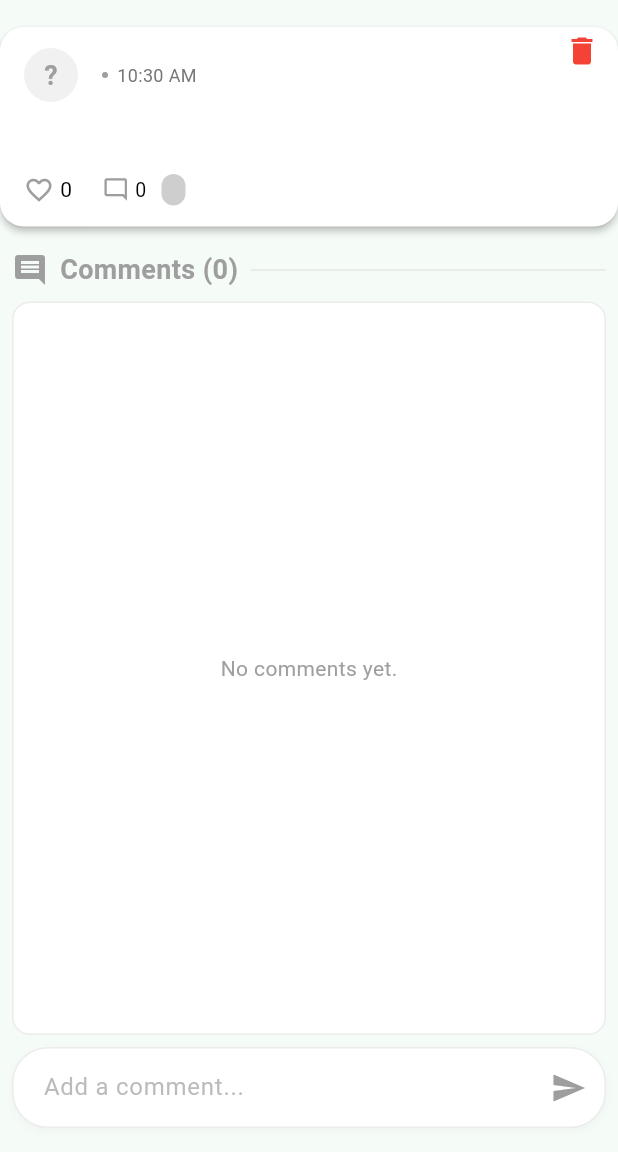
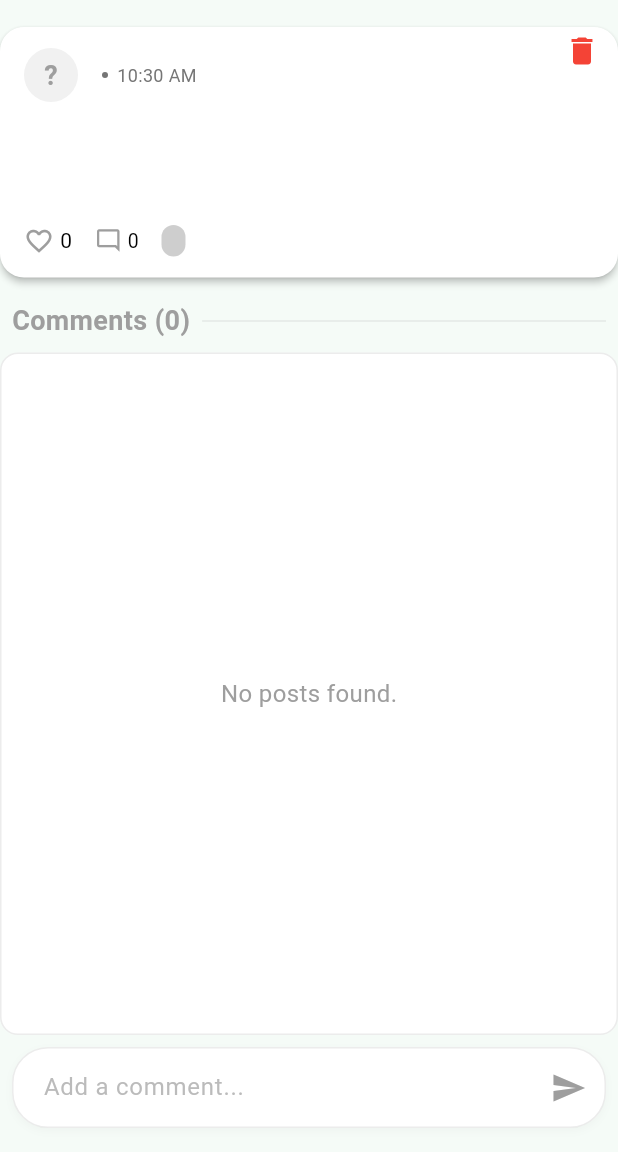
Before and after one commit to blakeotto57/treehouse, a Flutter app: the UserPostPage screen opened directly with empty values, on a phone screen of 412 x 824 dp, the part 84-1236 px from its top. Run offline on Flutter 3.47's test engine with Material 3 defaults, Android fonts, the phone set to English and light mode, and no system bars; our stand-ins replace cloud_firestore, emoji_picker_flutter, firebase_auth, firebase_core, firebase_storage, flutter_svg and 3 more; missing offline and left inert: firebase_app_check; accounts and stored records are empty; Roboto replaces fonts that are missing (Helvetica).

Commit message:
improving user post UI and added back button

```diff
--- a/lib/components/drawer.dart
+++ b/lib/components/drawer.dart
@@ -22,7 +22,7 @@ Widget customDrawer(BuildContext context) {
         children: [
           Container(
             decoration: BoxDecoration(
-              color: Color(0xFF386A53),
+              color: Color(0xFF2E573A), // Darker green for better contrast
               borderRadius: const BorderRadius.only(
                 topRight: Radius.circular(24),
               ),
@@ -32,7 +32,7 @@ Widget customDrawer(BuildContext context) {
               child: const Text(
                 "Discussion Categories",
                 style: TextStyle(
-                  color: Colors.white,
+                  color: Colors.white, // High contrast with the background
                   fontWeight: FontWeight.w800,
                   fontSize: 26,
                 ),
--- a/lib/components/user_post.dart
+++ b/lib/components/user_post.dart
@@ -8,21 +8,21 @@ import 'package:treehouse/models/user_post_page.dart';
 class UserPost extends StatelessWidget {
   final String message;
   final String user; // username
-  final String postId;
   final List<String> likes;
   final Timestamp timestamp;
   final String category;
   final Color forumIconColor;
+  final String title; // Added title property
 
   const UserPost({
     Key? key,
     required this.message,
     required this.user,
-    required this.postId,
     required this.likes,
     required this.timestamp,
     required this.category,
     required this.forumIconColor,
+    required this.title, // Added title property
   }) : super(key: key);
 
   @override
@@ -33,7 +33,7 @@ class UserPost extends StatelessWidget {
     return StreamBuilder<DocumentSnapshot>(
       stream: FirebaseFirestore.instance
           .collection(category)
-          .doc(postId)
+          .doc(title) // Use title as the document ID
           .snapshots(),
       builder: (context, snapshot) {
         if (!snapshot.hasData || !snapshot.data!.exists) {
@@ -69,12 +69,16 @@ class UserPost extends StatelessWidget {
                         UserPostPage(
                       post: this,
                       categoryColor: forumIconColor,
+                      firestoreCollection: category,
                     ),
                     transitionDuration: Duration.zero,
                     reverseTransitionDuration: Duration.zero,
                   ),
                 );
               },
+              splashColor: Colors.transparent,
+              highlightColor: Colors.transparent,
+              hoverColor: Colors.transparent,
               child: Card(
                 color: Theme.of(context).brightness == Brightness.dark
                     ? Colors.grey[900]
@@ -84,12 +88,34 @@ class UserPost extends StatelessWidget {
                 shape: RoundedRectangleBorder(
                     borderRadius: BorderRadius.circular(16)),
                 child: Padding(
-                  padding: const EdgeInsets.symmetric(horizontal: 16, vertical: 14),
+                  padding:
+                      const EdgeInsets.symmetric(horizontal: 16, vertical: 14),
                   child: Column(
                     crossAxisAlignment: CrossAxisAlignment.start,
                     children: [
                       // Top row: avatar, username, dot, timestamp
                       Row(
+                        children: [
+                          InkWell(
+                            onTap: () {
+                              Navigator.push(
+                                context,
+                                PageRouteBuilder(
+                                  pageBuilder:
+                                      (context, animation1, animation2) =>
+                                          OtherUsersProfilePage(
+                                    username: user,
+                                  ),
+                                  transitionDuration: Duration.zero,
+                                  reverseTransitionDuration: Duration.zero,
+                                ),
+                              );
+                            },
+                            splashColor: Colors.transparent,
+                            highlightColor: Colors.transparent,
+                            hoverColor: Colors.transparent,
+                            child: Row(
+                              mainAxisSize: MainAxisSize.min,
                               children: [
                                 // Profile picture with fallback to initial
                                 FutureBuilder<QuerySnapshot>(
@@ -100,19 +126,28 @@ class UserPost extends StatelessWidget {
                                       .get(),
                                   builder: (context, userSnapshot) {
                                     String? photoUrl;
-                              if (userSnapshot.hasData && userSnapshot.data!.docs.isNotEmpty) {
-                                final userData = userSnapshot.data!.docs.first.data() as Map<String, dynamic>;
-                                photoUrl = userData['profileImageUrl'] as String?;
+                                    if (userSnapshot.hasData &&
+                                        userSnapshot.data!.docs.isNotEmpty) {
+                                      final userData =
+                                          userSnapshot.data!.docs.first.data()
+                                              as Map<String, dynamic>;
+                                      photoUrl = userData['profileImageUrl']
+                                          as String?;
                                     }
                                     return CircleAvatar(
-                                backgroundColor: forumIconColor.withOpacity(0.15),
+                                      backgroundColor:
+                                          forumIconColor.withOpacity(0.15),
                                       radius: 18,
-                                backgroundImage: photoUrl != null && photoUrl.isNotEmpty
+                                      backgroundImage: photoUrl != null &&
+                                              photoUrl.isNotEmpty
                                           ? NetworkImage(photoUrl)
                                           : null,
-                                child: (photoUrl == null || photoUrl.isEmpty)
+                                      child:
+                                          (photoUrl == null || photoUrl.isEmpty)
                                               ? Text(
-                                        user.isNotEmpty ? user[0].toUpperCase() : '?',
+                                                  user.isNotEmpty
+                                                      ? user[0].toUpperCase()
+                                                      : '?',
                                                   style: TextStyle(
                                                     color: forumIconColor,
                                                     fontWeight: FontWeight.bold,
@@ -124,17 +159,15 @@ class UserPost extends StatelessWidget {
                                   },
                                 ),
                                 const SizedBox(width: 10),
-                          Expanded(
-                            child: Row(
-                              children: [
                                 Text(
                                   user,
                                   style: TextStyle(
-                                    fontWeight: FontWeight.bold,
-                                    fontSize: 15,
-                                    color: Theme.of(context).brightness == Brightness.dark
-                                        ? Colors.white
-                                        : Colors.black,
+                                    fontWeight: FontWeight.normal,
+                                    fontSize: 12,
+                                    color: Colors.grey[800],
+                                  ),
+                                ),
+                              ],
                             ),
                           ),
                           const SizedBox(width: 6),
@@ -143,7 +176,7 @@ class UserPost extends StatelessWidget {
                             width: 4,
                             height: 4,
                             decoration: BoxDecoration(
-                                    color: Colors.grey[500],
+                              color: Colors.grey[600],
                               shape: BoxShape.circle,
                             ),
                           ),
@@ -158,10 +191,19 @@ class UserPost extends StatelessWidget {
                           ),
                         ],
                       ),
+                      const SizedBox(height: 12),
+                      // Post title
+                      Text(
+                        title,
+                        style: TextStyle(
+                          fontSize: 18,
+                          fontWeight: FontWeight.bold,
+                          color: Theme.of(context).brightness == Brightness.dark
+                              ? Colors.white
+                              : Colors.black,
                         ),
-                        ],
                       ),
-                      const SizedBox(height: 12),
+                      const SizedBox(height: 8), // Spacing between title and body
                       // Message body
                       Text(
                         message,
@@ -181,8 +223,11 @@ class UserPost extends StatelessWidget {
                             child: Row(
                               children: [
                                 Icon(
-                                  isLiked ? Icons.favorite : Icons.favorite_border,
-                                  color: isLiked ? Colors.redAccent : Colors.grey,
+                                  isLiked
+                                      ? Icons.favorite
+                                      : Icons.favorite_border,
+                                  color:
+                                      isLiked ? Colors.redAccent : Colors.grey,
                                   size: 20,
                                 ),
                                 const SizedBox(width: 4),
@@ -190,7 +235,8 @@ class UserPost extends StatelessWidget {
                                   likes.length.toString(),
                                   style: TextStyle(
                                     fontSize: 14,
-                                    color: Theme.of(context).brightness == Brightness.dark
+                                    color: Theme.of(context).brightness ==
+                                            Brightness.dark
                                         ? Colors.white
                                         : Colors.black,
                                   ),
@@ -198,7 +244,7 @@ class UserPost extends StatelessWidget {
                               ],
                             ),
                           ),
-                          const SizedBox(width: 20),
+                          const SizedBox(width: 15),
                           Icon(
                             Icons.mode_comment_outlined,
                             color: Colors.grey,
@@ -210,18 +256,20 @@ class UserPost extends StatelessWidget {
                             comments.length.toString(),
                             style: TextStyle(
                               fontSize: 13,
-                              color: Theme.of(context).brightness == Brightness.dark
+                              color: Theme.of(context).brightness ==
+                                      Brightness.dark
                                   ? Colors.white
                                   : Colors.black,
                             ),
                           ),
                           // Category flair moved here
-                          const SizedBox(width: 10),
+                          const SizedBox(width: 15),
                           Container(
                             padding: const EdgeInsets.symmetric(
                                 horizontal: 8, vertical: 2),
                             decoration: BoxDecoration(
-                              color: Color.lerp(forumIconColor, Colors.white, 0.5),
+                              color:
+                                  Color.lerp(forumIconColor, Colors.white, 0.5),
                               borderRadius: BorderRadius.circular(8),
                             ),
                             child: Text(
@@ -259,17 +307,18 @@ class UserPost extends StatelessWidget {
   }
 
   void toggleLike(List<String> likes, bool isLiked) {
-    DocumentReference postRef = FirebaseFirestore.instance
-        .collection(category)
-        .doc(postId);
+    DocumentReference postRef =
+        FirebaseFirestore.instance.collection(category).doc(title);
 
     if (isLiked) {
       postRef.update({
-        "likes": FieldValue.arrayRemove([FirebaseAuth.instance.currentUser!.email]),
+        "likes":
+            FieldValue.arrayRemove([FirebaseAuth.instance.currentUser!.email]),
       });
     } else {
       postRef.update({
-        "likes": FieldValue.arrayUnion([FirebaseAuth.instance.currentUser!.email]),
+        "likes":
+            FieldValue.arrayUnion([FirebaseAuth.instance.currentUser!.email]),
       });
     }
   }
@@ -333,15 +382,3 @@ class _CommentInputState extends State<_CommentInput> {
     );
   }
 }
-
-Widget buildUserPost(BuildContext context, bool isPostAndCommentsPage) {
-  return Padding(
-    padding: const EdgeInsets.all(8.0),
-    child: Container(
-      decoration: BoxDecoration(
-        borderRadius: BorderRadius.circular(12),
-        color: Colors.white.withOpacity(0.15),
-      ),
-    ),
-  );
-}
--- a/lib/models/category_forurm.dart
+++ b/lib/models/category_forurm.dart
@@ -599,7 +599,7 @@ class _CategoryForumPageState extends State<CategoryForumPage> {
                             return UserPost(
                               message: post["body_text"] ?? '',
                               user: post["username"] ?? '',
-                              postId: post["title"] ?? '',
+                              title: post["title"] ?? '',
                               likes: List<String>.from(post["likes"] ?? []),
                               timestamp: post["timestamp"] ?? Timestamp.now(),
                               category: widget.firestoreCollection,
--- a/lib/models/user_post_page.dart
+++ b/lib/models/user_post_page.dart
@@ -8,46 +8,44 @@ import '../components/user_post.dart';
 class UserPostPage extends StatelessWidget {
   final UserPost post;
   final Color categoryColor;
+  final String firestoreCollection;
 
   const UserPostPage({
     super.key,
     required this.post,
     required this.categoryColor,
+    required this.firestoreCollection,
   });
 
   @override
   Widget build(BuildContext context) {
     final isDark = Theme.of(context).brightness == Brightness.dark;
     final pastelGreen = const Color(0xFFF5FBF7);
-    final darkCard = const Color(0xFF232323);
     final darkBackground = const Color(0xFF181818);
 
+    // Stub search query variable (adjust if dynamic search is needed)
+    final searchQuery = '';
 
     return Scaffold(
       backgroundColor: isDark ? darkBackground : pastelGreen,
       drawer: customDrawer(context),
       appBar: const Navbar(),
       body: Center(
-
         child: ConstrainedBox(
           constraints: const BoxConstraints(maxWidth: 600),
           child: Column(
             children: [
-
               const SizedBox(height: 10),
-
               post,
               const SizedBox(height: 8),
               Padding(
                 padding: const EdgeInsets.symmetric(horizontal: 8.0),
                 child: Row(
                   children: [
-                    Icon(Icons.comment, color: categoryColor),
-                    const SizedBox(width: 8),
                     StreamBuilder<QuerySnapshot>(
                       stream: FirebaseFirestore.instance
-                          .collection("personal_care_posts")
-                          .doc(post.postId)
+                          .collection(firestoreCollection)
+                          .doc(post.title)
                           .collection("comments")
                           .snapshots(),
                       builder: (context, snapshot) {
@@ -58,9 +56,7 @@ class UserPostPage extends StatelessWidget {
                           style: TextStyle(
                             fontWeight: FontWeight.bold,
                             fontSize: 18,
-                            color: isDark
-                                ? Colors.white
-                                : categoryColor,
+                            color: isDark ? Colors.white : categoryColor,
                           ),
                         );
                       },
@@ -79,105 +75,71 @@ class UserPostPage extends StatelessWidget {
               Expanded(
                 child: Container(
                   decoration: BoxDecoration(
-                    color: isDark
-                        ? Colors.grey[900]
-                        : Colors.white,
+                    color: isDark ? Colors.grey[900] : Colors.white,
                     borderRadius: BorderRadius.circular(12),
                     border: Border.all(color: categoryColor.withOpacity(0.2)),
                   ),
-                  margin: const EdgeInsets.symmetric(horizontal: 8),
                   child: StreamBuilder<QuerySnapshot>(
                     stream: FirebaseFirestore.instance
-                        .collection("personal_care_posts")
-                        .doc(post.postId)
-                        .collection("comments")
-                        .orderBy("created on", descending: true)
+                        .collection(firestoreCollection)
+                        .orderBy("timestamp", descending: true)
                         .snapshots(),
                     builder: (context, snapshot) {
-                      if (!snapshot.hasData) {
-                        return const Center(child: CircularProgressIndicator());
-                      }
-                      final comments = snapshot.data!.docs;
-                      if (comments.isEmpty) {
-                        return Center(
+                      if (snapshot.hasData) {
+                        final docs = snapshot.data!.docs;
+                        final filteredPosts = docs.where((doc) {
+                          final data = doc.data() as Map<String, dynamic>;
+                          return searchQuery.isEmpty ||
+                              (data["body_text"] ?? "")
+                                  .toString()
+                                  .toLowerCase()
+                                  .contains(searchQuery.toLowerCase());
+                        }).toList();
+
+                        if (filteredPosts.isEmpty) {
+                          return const Center(
                             child: Text(
-                            "No comments yet.",
-                            style: TextStyle(color: categoryColor),
+                              "No posts found.",
+                              style: TextStyle(color: Colors.grey, fontSize: 16),
                             ),
                           );
                         }
+
                         return ListView.separated(
                           padding: const EdgeInsets.symmetric(vertical: 8),
-                        itemCount: comments.length,
+                          itemCount: filteredPosts.length,
                           separatorBuilder: (context, index) =>
-                            Divider(height: 1, color: categoryColor.withOpacity(0.1)),
+                              const SizedBox(height: 8),
                           itemBuilder: (context, index) {
-                          final commentData = comments[index].data() as Map<String, dynamic>;
-                          final commentText = commentData['comment'] ?? '';
-                          final commentBy = commentData['comment by'] ?? 'Unknown';
-                          final timestamp = commentData['created on'] as Timestamp?;
-                          final date = timestamp != null ? DateTime.fromMillisecondsSinceEpoch(timestamp.millisecondsSinceEpoch) : null;
-
-                          return Container(
-                            margin: const EdgeInsets.symmetric(horizontal: 8, vertical: 4),
-                            padding: const EdgeInsets.all(12),
-                            decoration: BoxDecoration(
-                              color: isDark
-                                  ? categoryColor.withOpacity(0.10)
-                                  : categoryColor.withOpacity(0.04),
-                              borderRadius: BorderRadius.circular(10),
-                            ),
-                            child: Column(
-                              crossAxisAlignment: CrossAxisAlignment.start,
-                              children: [
-                                Text(
-                                  commentText,
-                                  style: TextStyle(
-                                    fontSize: 16,
-                                    color: isDark ? Colors.white : Colors.black87,
-                                  ),
-                                ),
-                                const SizedBox(height: 6),
-                                Row(
-                                  children: [
-                                    Icon(Icons.person, size: 16, color: categoryColor.withOpacity(0.7)),
-                                    const SizedBox(width: 4),
-                                    Text(
-                                      commentBy,
-                                      style: TextStyle(
-                                        fontSize: 13,
-                                        color: categoryColor.withOpacity(0.8),
-                                        fontWeight: FontWeight.w500,
-                                      ),
-                                    ),
-                                    const SizedBox(width: 12),
-                                    Icon(Icons.access_time, size: 14, color: categoryColor.withOpacity(0.6)),
-                                    const SizedBox(width: 2),
-                                    Text(
-                                      date != null
-                                          ? "${date.month}/${date.day}/${date.year} ${date.hour.toString().padLeft(2, '0')}:${date.minute.toString().padLeft(2, '0')}"
-                                          : "",
-                                      style: TextStyle(
-                                        fontSize: 12,
-                                        color: categoryColor.withOpacity(0.6),
-                                      ),
-                                    ),
-                                  ],
-                                ),
-                              ],
-                            ),
+                            final postData =
+                                filteredPosts[index].data() as Map<String, dynamic>;
+                            return UserPost(
+                              message: postData["body_text"] ?? '',
+                              user: postData["username"] ?? '',
+                              title: postData["title"] ?? '',
+                              likes: List<String>.from(postData["likes"] ?? []),
+                              timestamp: postData["timestamp"] ?? Timestamp.now(),
+                              category: firestoreCollection,
+                              forumIconColor: categoryColor,
                             );
                           },
                         );
+                      } else if (snapshot.hasError) {
+                        return Center(
+                          child: Text("Error: ${snapshot.error}"),
+                        );
+                      }
+                      return const Center(child: CircularProgressIndicator());
                     },
                   ),
                 ),
               ),
               Padding(
-                padding: const EdgeInsets.only(
-                    bottom: 16, left: 8, right: 8, top: 8),
+                padding:
+                    const EdgeInsets.only(bottom: 16, left: 8, right: 8, top: 8),
                 child: _CommentInput(
-                  postId: post.postId,
+                  postId: post.title,
+                  firestoreCollection: firestoreCollection,
                   accentColor: categoryColor,
                 ),
               ),
@@ -191,8 +153,14 @@ class UserPostPage extends StatelessWidget {
 
 class _CommentInput extends StatefulWidget {
   final String postId;
+  final String firestoreCollection;
   final Color accentColor;
-  const _CommentInput({required this.postId, required this.accentColor});
+
+  const _CommentInput({
+    required this.postId,
+    required this.firestoreCollection,
+    required this.accentColor,
+  });
 
   @override
   State<_CommentInput> createState() => _CommentInputState();
@@ -205,16 +173,14 @@ class _CommentInputState extends State<_CommentInput> {
   void addComment(String comment) {
     if (comment.trim().isEmpty) return;
     FirebaseFirestore.instance
-        .collection("personal_care_posts")
+        .collection(widget.firestoreCollection)
         .doc(widget.postId)
         .collection("comments")
-        .doc(comment)
-        .set({
-
+        .add({
       "comment": comment,
       "comment by": currentUser.email,
       "created on": Timestamp.now(),
-      "likes": count,
+      "likes": [],
     });
   }
 
@@ -245,10 +211,11 @@ class _CommentInputState extends State<_CommentInput> {
               ),
               decoration: InputDecoration(
                 hintText: "Add a comment...",
-                hintStyle: TextStyle(color: widget.accentColor.withOpacity(0.7)),
+                hintStyle:
+                    TextStyle(color: widget.accentColor.withOpacity(0.7)),
                 border: InputBorder.none,
-                contentPadding:
-                    const EdgeInsets.symmetric(vertical: 14, horizontal: 20),
+                contentPadding: const EdgeInsets.symmetric(
+                    vertical: 14, horizontal: 20),
               ),
             ),
           ),
```
Also changed, not shown: lib/models/other_users_profile.dart (+18 -1 lines), 1 other file. Lines whose indentation alone changed are shown as unchanged.
